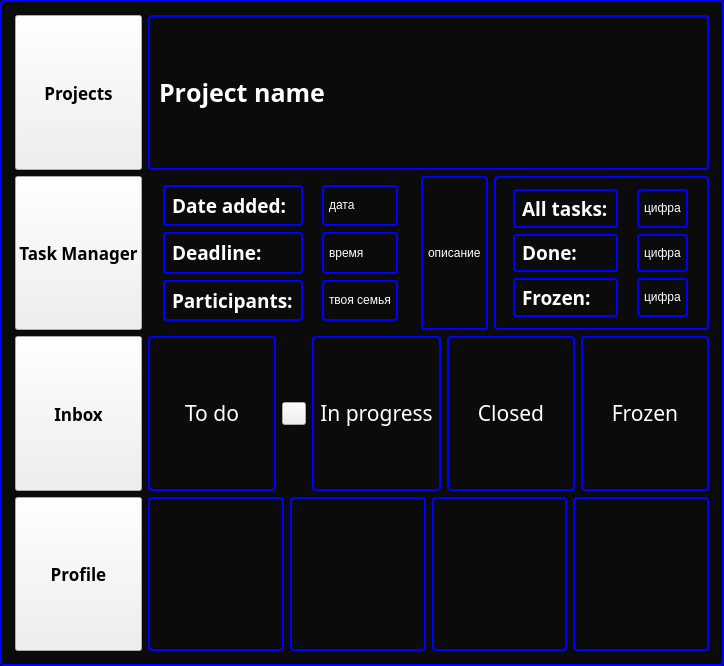
This is ui/MainWindowTaskManager.ui in kiozet/TaskManagerWithAI as Qt 5 draws it before an edit. The edited form follows.
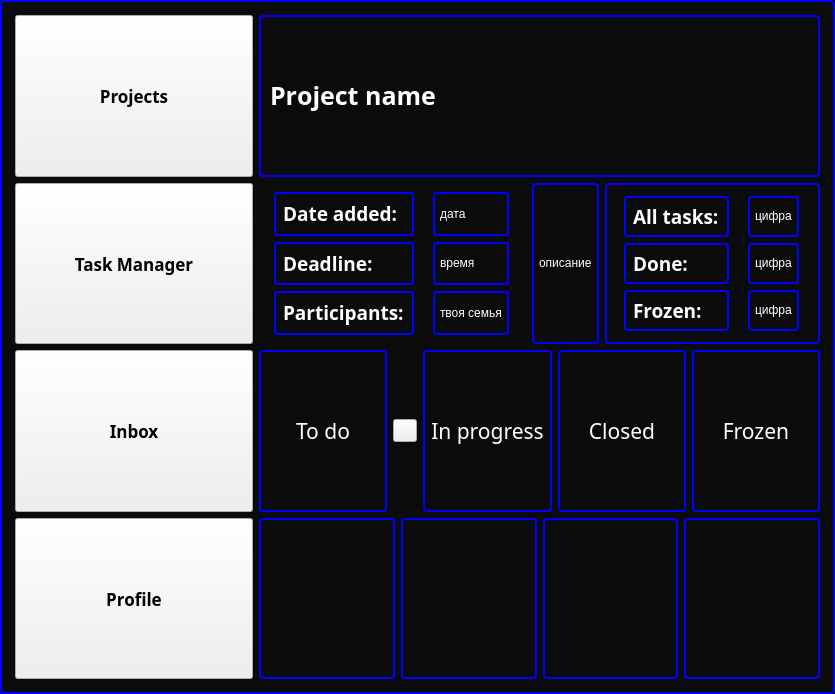
This is the edited form. Icons and pictures are not drawn.

```diff
--- a/ui/MainWindowTaskManager.ui
+++ b/ui/MainWindowTaskManager.ui
@@ -9,10 +9,16 @@
    <rect>
     <x>0</x>
     <y>0</y>
-    <width>712</width>
-    <height>666</height>
+    <width>835</width>
+    <height>694</height>
    </rect>
   </property>
+  <property name="sizePolicy">
+   <sizepolicy hsizetype="Expanding" vsizetype="Expanding">
+    <horstretch>0</horstretch>
+    <verstretch>0</verstretch>
+   </sizepolicy>
+  </property>
   <property name="font">
    <font>
     <family>.SF Soft Numeric</family>
@@ -49,7 +55,7 @@
    <item>
     <layout class="QVBoxLayout" name="verticalLayout_6">
      <property name="sizeConstraint">
-      <enum>QLayout::SetDefaultConstraint</enum>
+      <enum>QLayout::SetNoConstraint</enum>
      </property>
      <item>
       <widget class="QPushButton" name="projectsBtn">
@@ -198,6 +204,9 @@
    </item>
    <item>
     <layout class="QVBoxLayout" name="verticalLayout_5">
+     <property name="sizeConstraint">
+      <enum>QLayout::SetNoConstraint</enum>
+     </property>
      <item>
       <widget class="QLabel" name="project_name_title">
        <property name="sizePolicy">
@@ -242,11 +251,20 @@
      </item>
      <item>
       <layout class="QGridLayout" name="gridLayout">
+       <property name="sizeConstraint">
+        <enum>QLayout::SetNoConstraint</enum>
+       </property>
        <item row="0" column="2">
         <widget class="QFrame" name="tasks_info">
          <layout class="QHBoxLayout" name="horizontalLayout_2">
+          <property name="sizeConstraint">
+           <enum>QLayout::SetNoConstraint</enum>
+          </property>
           <item>
            <layout class="QVBoxLayout" name="verticalLayout_3">
+            <property name="sizeConstraint">
+             <enum>QLayout::SetNoConstraint</enum>
+            </property>
             <property name="leftMargin">
              <number>6</number>
             </property>
@@ -323,6 +341,9 @@
           </item>
           <item>
            <layout class="QVBoxLayout" name="verticalLayout_4">
+            <property name="sizeConstraint">
+             <enum>QLayout::SetNoConstraint</enum>
+            </property>
             <property name="leftMargin">
              <number>6</number>
             </property>
@@ -417,8 +438,14 @@
           <set>Qt::ImhNone</set>
          </property>
          <layout class="QHBoxLayout" name="horizontalLayout">
+          <property name="sizeConstraint">
+           <enum>QLayout::SetNoConstraint</enum>
+          </property>
           <item>
            <layout class="QVBoxLayout" name="verticalLayout">
+            <property name="sizeConstraint">
+             <enum>QLayout::SetNoConstraint</enum>
+            </property>
             <property name="leftMargin">
              <number>6</number>
             </property>
@@ -507,6 +534,9 @@
           </item>
           <item>
            <layout class="QVBoxLayout" name="verticalLayout_2">
+            <property name="sizeConstraint">
+             <enum>QLayout::SetNoConstraint</enum>
+            </property>
             <property name="leftMargin">
              <number>6</number>
             </property>
@@ -565,7 +595,7 @@
      <item>
       <layout class="QHBoxLayout" name="horizontalLayout_3">
        <property name="sizeConstraint">
-        <enum>QLayout::SetFixedSize</enum>
+        <enum>QLayout::SetNoConstraint</enum>
        </property>
        <item>
         <widget class="QLabel" name="label_4">
```
